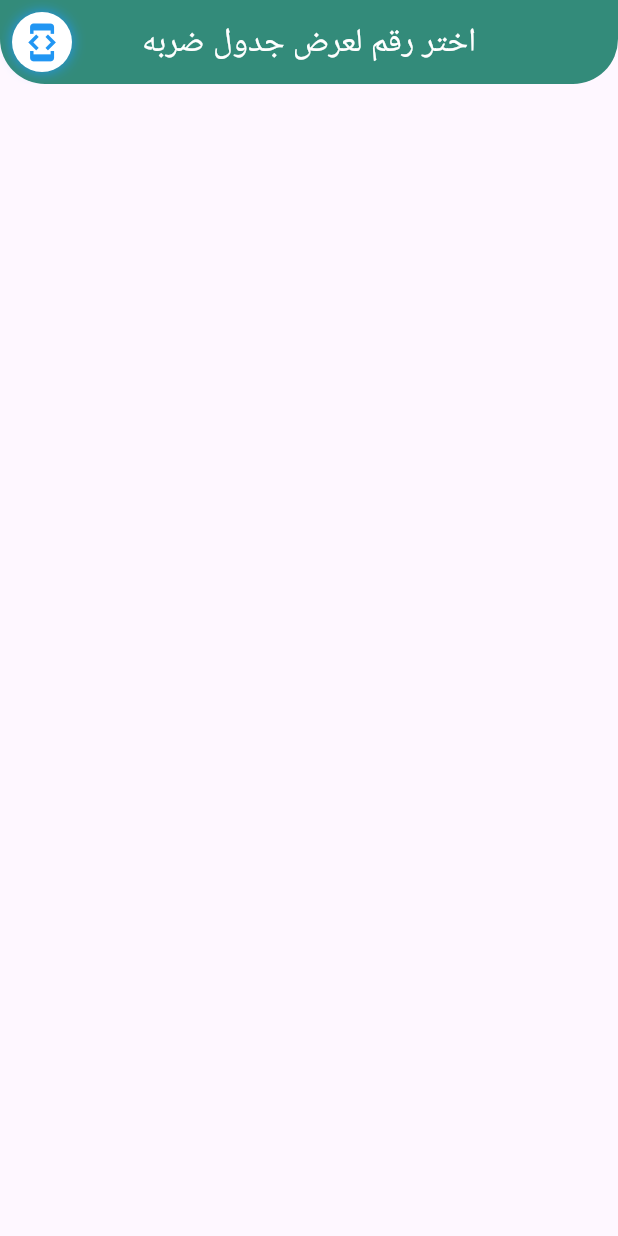
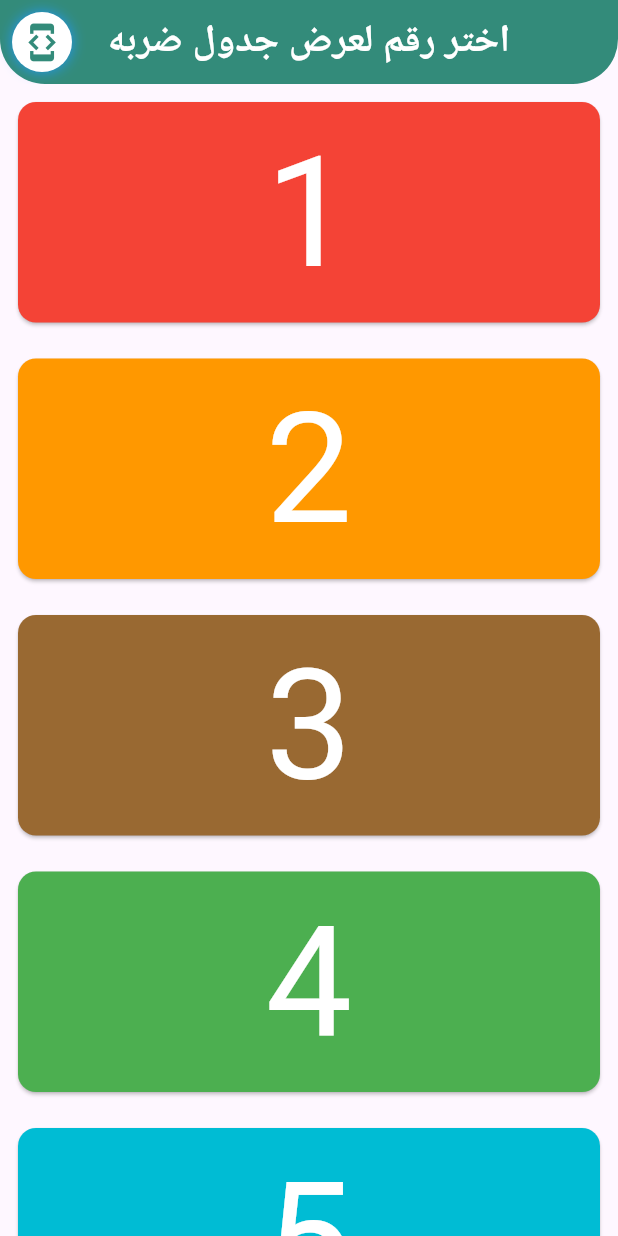
Before and after one commit to mohammed3122/Gadwal_Aldarb, a Flutter app: the screen it shows after launch, on a phone screen of 412 x 824 dp. Run offline on Flutter 3.47's test engine with Material 3 defaults, Android fonts, the phone set to English and light mode, and no system bars.

Commit message:
1- create adaptive layout 2  create mobile & tablet layout 3- edit drawer view => listView : column 4 - clean homeView 5-eidti color dev_button 6- create item_widget

```diff
--- a/lib/consts.dart
+++ b/lib/consts.dart
@@ -1,3 +1,17 @@
 import 'package:flutter/material.dart';
 
 final Color kMainColor = Color(0xff338b7a);
+final List<Color> kCardColors = [
+  Color(0xFFF44336), // 1
+  Color(0xFFFF9800), // 2
+  Color.fromARGB(255, 153, 105, 50), // 3
+  Color(0xFF4CAF50), // 4
+  Color(0xFF00BCD4), // 5
+  Color(0xFF2196F3), // 6
+  Color(0xFF9C27B0), // 7
+  Color(0xFFE91E63), // 8
+  Color(0xFF795548), // 9
+  Color(0xFF9E9E9E), // 10
+  Color(0xFF3F51B5), // 11
+  Color(0xFF8BC34A), // 12
+];
--- /dev/null
+++ b/lib/helper/adaptive_layout.dart
@@ -0,0 +1,25 @@
+import 'package:flutter/material.dart';
+
+class AdaptiveLayout extends StatelessWidget {
+  const AdaptiveLayout({
+    super.key,
+    required this.mobileLayout,
+    required this.tabletLayout,
+    required this.destopLayout,
+  });
+  final WidgetBuilder mobileLayout, tabletLayout, destopLayout;
+  @override
+  Widget build(BuildContext context) {
+    return LayoutBuilder(
+      builder: (context, constraints) {
+        if (constraints.maxWidth < 600) {
+          return mobileLayout(context);
+        } else if (constraints.maxWidth < 1024) {
+          return tabletLayout(context);
+        } else {
+          return destopLayout(context);
+        }
+      },
+    );
+  }
+}
--- a/lib/layouts/mobile_layout.dart
+++ b/lib/layouts/mobile_layout.dart
@@ -0,0 +1,20 @@
+import 'package:flutter/material.dart';
+import 'package:gadwal_aldarb_res/widgets/item_widget.dart';
+
+class MobileLayout extends StatelessWidget {
+  const MobileLayout({super.key});
+
+  @override
+  Widget build(BuildContext context) {
+    return ListView.builder(
+      itemCount: 12,
+      itemBuilder: (context, index) {
+        int number = index + 1;
+        return Padding(
+          padding: const EdgeInsets.all(8.0),
+          child: Item(number: number, index: index),
+        );
+      },
+    );
+  }
+}
--- a/lib/views/home_view.dart
+++ b/lib/views/home_view.dart
@@ -1,4 +1,9 @@
 import 'package:flutter/material.dart';
+import 'package:gadwal_aldarb_res/helper/adaptive_layout.dart';
+import 'package:gadwal_aldarb_res/helper/functions/responsive_font_size.dart';
+import 'package:gadwal_aldarb_res/layouts/desktop_layout.dart';
+import 'package:gadwal_aldarb_res/layouts/mobile_layout.dart';
+import 'package:gadwal_aldarb_res/layouts/tablet_layout.dart';
 import 'package:gadwal_aldarb_res/views/drawer_view.dart';
 import 'package:gadwal_aldarb_res/widgets/dev_button.dart';
 
@@ -20,13 +25,22 @@ class HomeView extends StatelessWidget {
         ),
         leading: DevButton(scafoldKey: scafoldKey),
         centerTitle: true,
+        titleSpacing: 9,
         backgroundColor: Color(0xff338b7a),
         title: Text(
           'اختر رقم لعرض جدول ضربه',
-          style: TextStyle(color: Colors.white),
+          style: TextStyle(
+            color: Colors.white,
+            fontWeight: FontWeight.bold,
+            fontSize: getResponsiveFontSize(context, baseFontSize: 25),
+          ),
         ),
       ),
-      // body:
+      body: AdaptiveLayout(
+        mobileLayout: (context) => MobileLayout(),
+        tabletLayout: (context) => TabletLayout(),
+        destopLayout: (context) => DesktopLayout(),
+      ),
     );
   }
 }
--- a/lib/widgets/dev_button.dart
+++ b/lib/widgets/dev_button.dart
@@ -1,4 +1,5 @@
 import 'package:flutter/material.dart';
+import 'package:gadwal_aldarb_res/consts.dart';
 
 class DevButton extends StatelessWidget {
   const DevButton({super.key, required this.scafoldKey});
@@ -17,7 +18,7 @@ class DevButton extends StatelessWidget {
         ),
         child: FittedBox(
           child: IconButton(
-            icon: Icon(Icons.developer_mode, size: 35, color: Colors.blue),
+            icon: Icon(Icons.developer_mode, size: 35, color: kMainColor),
             onPressed: () {
               scafoldKey.currentState!.openDrawer();
             },
--- /dev/null
+++ b/lib/widgets/item_widget.dart
@@ -0,0 +1,26 @@
+import 'package:flutter/material.dart';
+import 'package:gadwal_aldarb_res/consts.dart';
+import 'package:gadwal_aldarb_res/helper/functions/responsive_font_size.dart';
+
+class Item extends StatelessWidget {
+  const Item({super.key, required this.number, required this.index});
+
+  final int number;
+  final int index;
+
+  @override
+  Widget build(BuildContext context) {
+    return Card(
+      color: kCardColors[index],
+      child: Center(
+        child: Text(
+          number.toString(),
+          style: TextStyle(
+            color: Colors.white,
+            fontSize: getResponsiveFontSize(context, baseFontSize: 100),
+          ),
+        ),
+      ),
+    );
+  }
+}
```
Also changed, not shown: lib/layouts/desktop_layout.dart (+17 -0 lines), lib/layouts/tablet_layout.dart (+22 -0 lines), lib/views/drawer_view.dart (+9 -8 lines).
